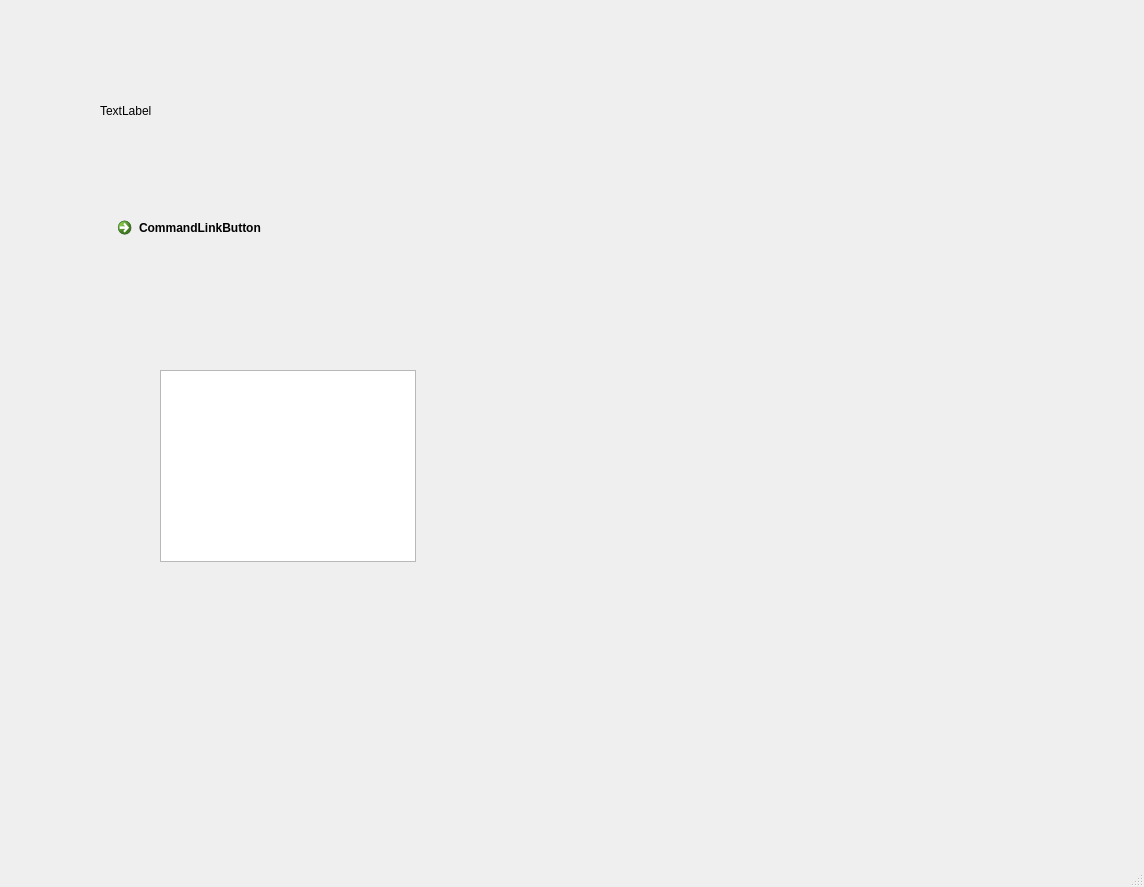
Before: the Qt Designer form CLIENT/clientwin.ui in AlexNov87/chatqt, drawn with Qt 5.
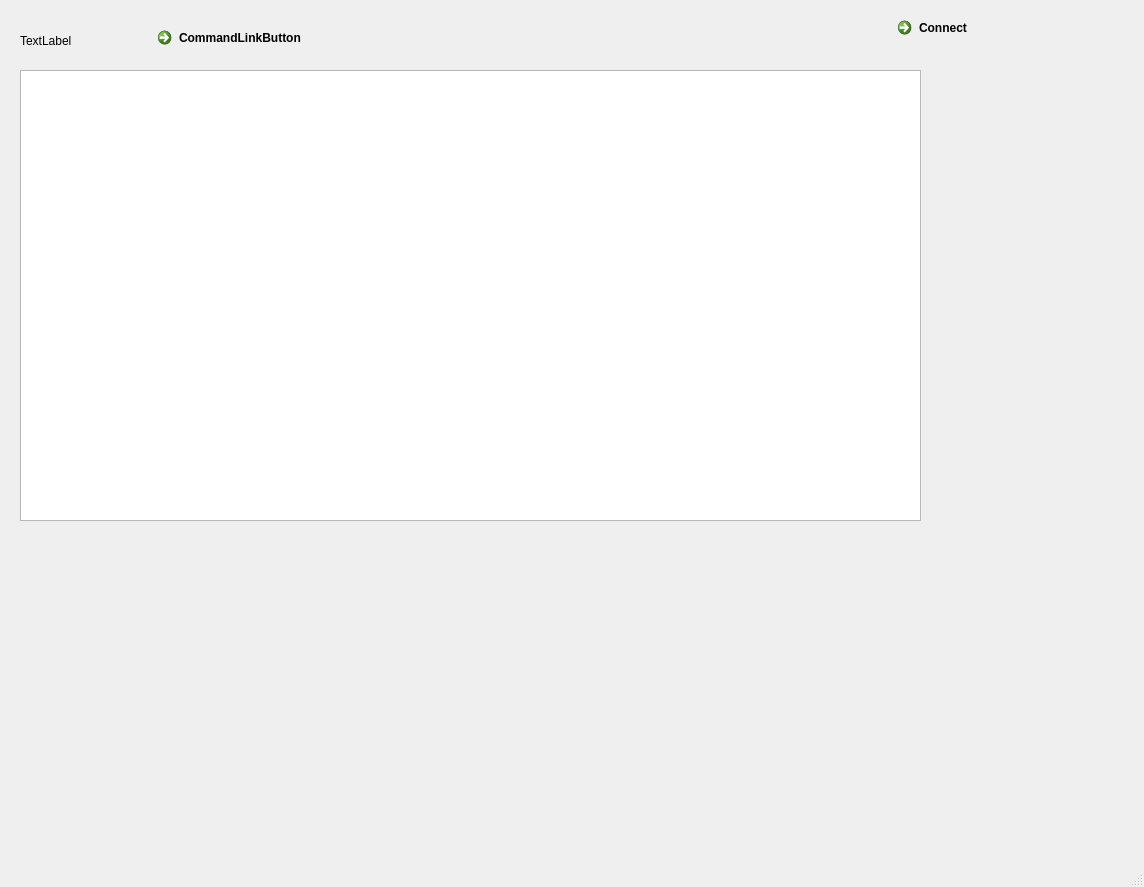
After: the same form once the commit is applied.

Patch:
```diff
--- a/CLIENT/clientwin.ui
+++ b/CLIENT/clientwin.ui
@@ -17,8 +17,8 @@
    <widget class="QLabel" name="label">
     <property name="geometry">
      <rect>
-      <x>100</x>
-      <y>100</y>
+      <x>20</x>
+      <y>30</y>
       <width>291</width>
       <height>21</height>
      </rect>
@@ -30,8 +30,8 @@
    <widget class="QCommandLinkButton" name="commandLinkButton">
     <property name="geometry">
      <rect>
-      <x>110</x>
-      <y>210</y>
+      <x>150</x>
+      <y>20</y>
       <width>185</width>
       <height>41</height>
      </rect>
@@ -43,13 +43,26 @@
    <widget class="QListWidget" name="listWidget">
     <property name="geometry">
      <rect>
-      <x>160</x>
-      <y>370</y>
-      <width>256</width>
-      <height>192</height>
+      <x>20</x>
+      <y>70</y>
+      <width>901</width>
+      <height>451</height>
      </rect>
     </property>
    </widget>
+   <widget class="QCommandLinkButton" name="commandLinkButton_2">
+    <property name="geometry">
+     <rect>
+      <x>890</x>
+      <y>10</y>
+      <width>201</width>
+      <height>41</height>
+     </rect>
+    </property>
+    <property name="text">
+     <string>Connect</string>
+    </property>
+   </widget>
   </widget>
   <widget class="QMenuBar" name="menubar">
    <property name="geometry">
```
Left out of the diff: 2 changed lines with no effect on the pictures.
